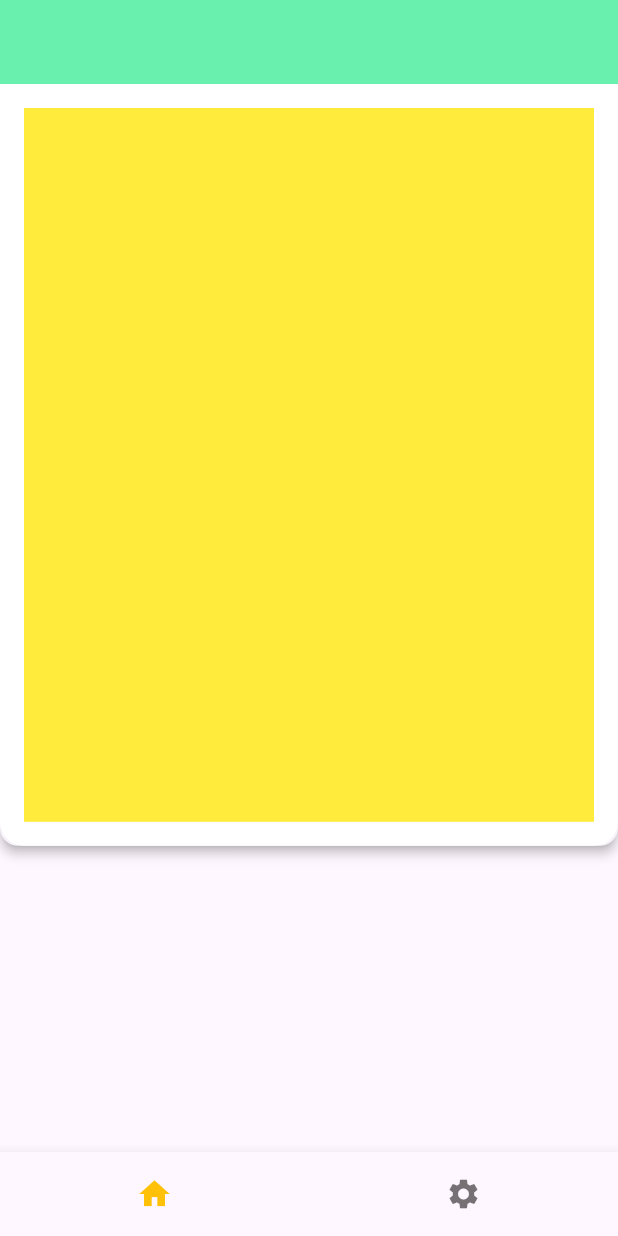
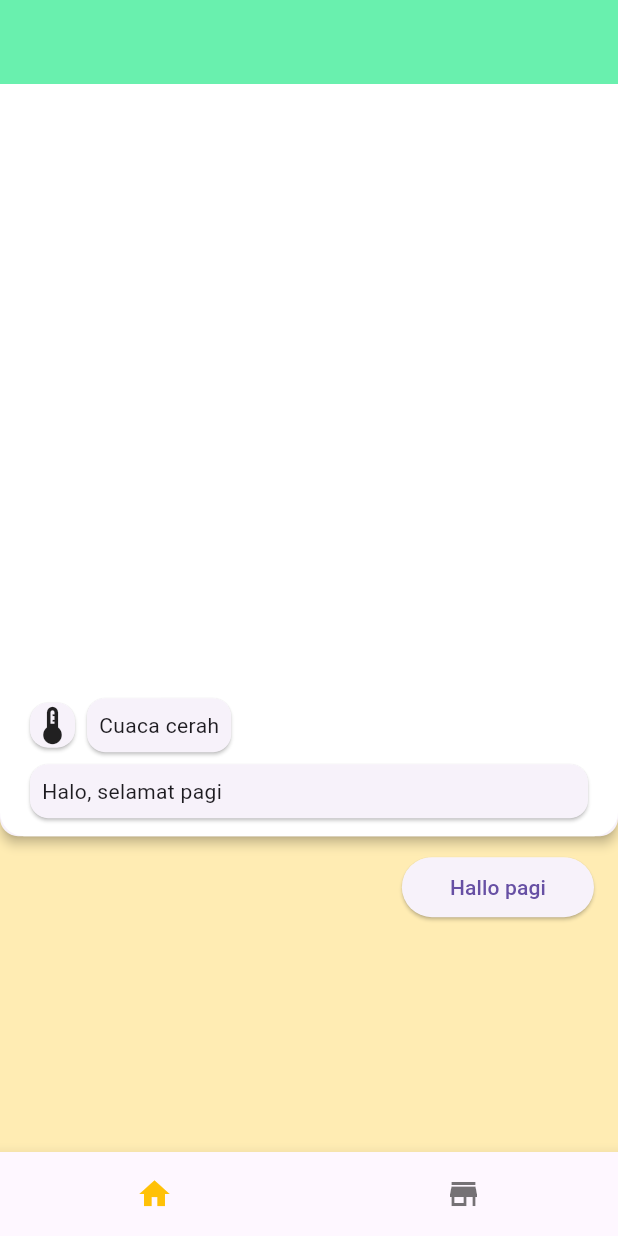
Before and after one commit to greenYumi/well-being, a Flutter app: the screen it shows after launch, on a phone screen of 412 x 824 dp. Run offline on Flutter 3.47's test engine with Material 3 defaults, Android fonts, the phone set to English and light mode, and no system bars; missing offline and left inert: flutter_inner_shadow.

Commit message:
[DESIGN ULANG] penempatana interactive dialog box dan tombol respon

```diff
--- a/lib/screen/main_screen.dart
+++ b/lib/screen/main_screen.dart
@@ -26,17 +26,15 @@ class MainScreen extends StatelessWidget {
         selectedItemColor: Colors.amber,
         items: [
           BottomNavigationBarItem(icon: Icon(Icons.home), label: 'Home'),
-          BottomNavigationBarItem(
-            icon: Icon(Icons.settings),
-            label: 'Settings',
-          ),
+          BottomNavigationBarItem(icon: Icon(Icons.store), label: 'Settings'),
         ],
       ),
 
       body: Container(
+        color: Colors.amber.shade100,
         height: dataRead.screenDeviceHeight,
         child: Column(
-          spacing: 1,
+          spacing: 10,
           children: [
             Expanded(
               flex: 5,
@@ -44,6 +42,7 @@ class MainScreen extends StatelessWidget {
                 elevation: 3,
                 margin: EdgeInsets.all(0),
                 child: Container(
+                  width: double.infinity,
                   decoration: BoxDecoration(
                     borderRadius: BorderRadius.only(
                       bottomLeft: Radius.circular(16),
@@ -52,19 +51,70 @@ class MainScreen extends StatelessWidget {
                     color: Colors.white,
                   ),
 
-                  child: Padding(
-                    padding: const EdgeInsets.all(16),
-                    child: Column(
-                      mainAxisAlignment: MainAxisAlignment.end,
-                      children: [
-                        Expanded(child: Container(color: Colors.yellow)),
-                      ],
-                    ),
+                  child: Stack(
+                    children: [
+                      Padding(
+                        padding: const EdgeInsets.only(
+                          left: 16,
+                          right: 16,
+                          bottom: 8,
+                        ),
+                        child: Column(
+                          crossAxisAlignment: CrossAxisAlignment.start,
+                          verticalDirection: VerticalDirection.up,
+                          mainAxisAlignment: MainAxisAlignment.start,
+                          children: [
+                            SizedBox(
+                              width: double.infinity,
+                              child: Expanded(
+                                child: Card(
+                                  child: Padding(
+                                    padding: const EdgeInsets.all(8.0),
+                                    child: Text("Halo, selamat pagi"),
+                                  ),
+                                ),
+                              ),
+                            ),
+                            Row(
+                              children: [
+                                Card(child: Icon(Icons.thermostat, size: 30)),
+                                Card(
+                                  child: Padding(
+                                    padding: const EdgeInsets.all(8.0),
+                                    child: Text("Cuaca cerah"),
+                                  ),
+                                ),
+                              ],
+                            ),
+                          ],
+                        ),
+                      ),
+                    ],
                   ),
                 ),
               ),
             ),
-            Expanded(flex: 2, child: Container()),
+            Expanded(
+              flex: 2,
+              child: SizedBox(
+                width: double.infinity,
+                child: Column(
+                  crossAxisAlignment: CrossAxisAlignment.end,
+                  children: [
+                    Padding(
+                      padding: const EdgeInsets.symmetric(horizontal: 16),
+                      child: ElevatedButton(
+                        onPressed: () {},
+                        child: Padding(
+                          padding: const EdgeInsets.all(8.0),
+                          child: Text('Hallo pagi'),
+                        ),
+                      ),
+                    ),
+                  ],
+                ),
+              ),
+            ),
           ],
         ),
       ),
```
